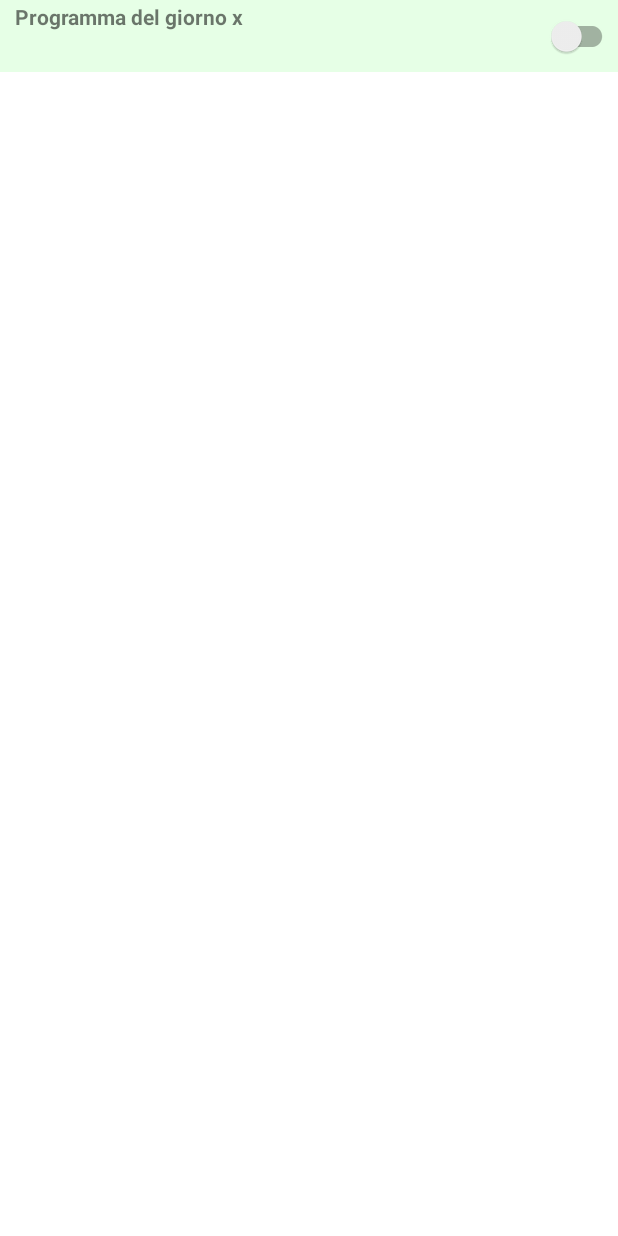
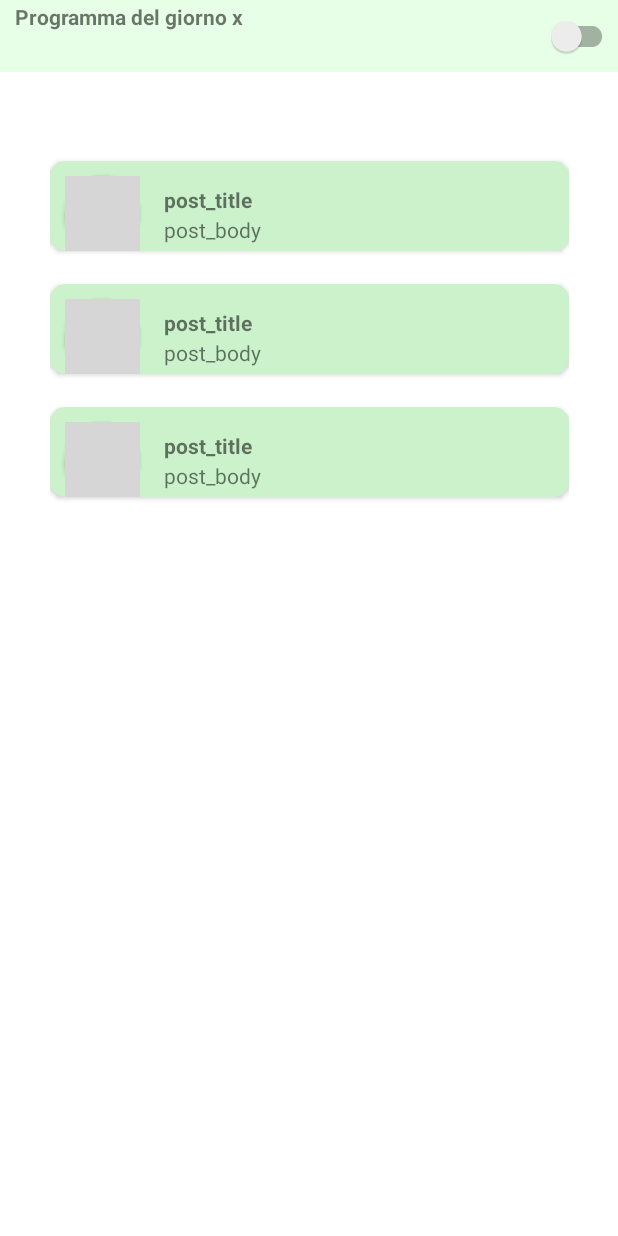
Before and after one commit to Martino-Pistellato/BeKind, an Android app built with Jetpack Compose: the layout fragment_dashboard.xml on its own in the app's theme, with its tools: preview values and no code run, on a phone screen of 412 x 824 dp. Run offline under Robolectric (Android 15) with nearby library versions, the phone set to English and light mode, and no system bars; grey boxes are pictures that could not be loaded.

Commit message:
DashboardFragment seems to work

```diff
--- a/app/src/main/java/com/example/bekind_v2/DataLayer/PostRepository.java
+++ b/app/src/main/java/com/example/bekind_v2/DataLayer/PostRepository.java
@@ -24,16 +24,18 @@ public class PostRepository {
         private String title;
         private String body;
         private String id;
+        private String publisherID;
         @ServerTimestamp
         private Date publishingDate;
 
         public Post() {
         }
 
-        public Post(String title, String body, String id, Date publishingDate) {
+        public Post(String title, String body, String id, String publisherID, Date publishingDate) {
             this.title = title;
             this.body = body;
             this.id = id;
+            this.publisherID = publisherID;
             this.publishingDate = publishingDate;
         }
 
@@ -49,6 +51,10 @@ public class PostRepository {
             return this.id;
         }
 
+        public String getPublisherID() {
+            return this.publisherID;
+        }
+
         public Date getPublishingDate() {
             return this.publishingDate;
         }
@@ -60,14 +66,19 @@ public class PostRepository {
         public void setBody(String body) {
             this.body = body;
         }
+
+        public void setPublishingDate(Date publishingDate) {
+            this.publishingDate = publishingDate;
+        }
     }
     public static void createPost(String title, String body){
         String id =  UUID.randomUUID().toString();
+        String publisherID = UserManager.getUserId();
         Date date = new Date();
         LocalDateTime ldt = LocalDateTime.ofInstant(date.toInstant(), ZoneId.systemDefault());
         date = Date.from(ldt.atZone(ZoneId.systemDefault()).toInstant());
 
-        PostRepository.Post post = new PostRepository.Post(title, body, id, date);
+        PostRepository.Post post = new PostRepository.Post(title, body, id, publisherID, date);
 
         FirebaseFirestore.getInstance().collection("Posts").document(id).set(post); //TODO: make it asynchronous?
     }
--- a/app/src/main/java/com/example/bekind_v2/UILayer/BottomBar.java
+++ b/app/src/main/java/com/example/bekind_v2/UILayer/BottomBar.java
@@ -67,7 +67,7 @@ public class BottomBar extends AppCompatActivity {
         NavigationUI.setupActionBarWithNavController(this, navController, appBarConfiguration);
         NavigationUI.setupWithNavController(binding.navView, navController);
         bottomBarViewModel = new ViewModelProvider(this).get(BottomBarViewModel.class);
-        postsViewModel = new ViewModelProvider(this).get(PostsViewModel.class);
+        Utilities.SharedViewModel.postsViewModel = new ViewModelProvider(this).get(PostsViewModel.class);
         Utilities.SharedViewModel.proposalsViewModel = new ViewModelProvider(this).get(ProposalsViewModel.class);
         Utilities.SharedViewModel.day = LocalDate.now();
         addProposalButton = findViewById(R.id.add_proposal_btn);
@@ -217,7 +217,7 @@ public class BottomBar extends AppCompatActivity {
                                     PostRepository.getPosts(new MyCallback<ArrayList<PostRepository.Post>>() {
                                                 @Override
                                                 public void onCallback(ArrayList<PostRepository.Post> result) {
-                                                    postsViewModel.getPosts().setValue(result);
+                                                    Utilities.SharedViewModel.postsViewModel.getPosts().setValue(result);
                                                 }
                                             }
                                     );
--- a/app/src/main/java/com/example/bekind_v2/UILayer/ui/dashboard/DashboardFragment.java
+++ b/app/src/main/java/com/example/bekind_v2/UILayer/ui/dashboard/DashboardFragment.java
@@ -3,6 +3,7 @@ package com.example.bekind_v2.UILayer.ui.dashboard;
 import android.app.DatePickerDialog;
 import android.content.Context;
 import android.os.Bundle;
+import android.util.Log;
 import android.view.LayoutInflater;
 import android.view.View;
 import android.view.ViewGroup;
@@ -11,14 +12,29 @@ import android.widget.DatePicker;
 import android.widget.TextView;
 
 import androidx.annotation.NonNull;
+import androidx.annotation.Nullable;
 import androidx.appcompat.widget.SwitchCompat;
 import androidx.fragment.app.Fragment;
+import androidx.lifecycle.Observer;
 import androidx.lifecycle.ViewModelProvider;
+import androidx.recyclerview.widget.LinearLayoutManager;
+import androidx.recyclerview.widget.RecyclerView;
 
+import com.example.bekind_v2.DataLayer.PostRepository;
+import com.example.bekind_v2.DataLayer.ProposalRepository;
+import com.example.bekind_v2.DataLayer.UserManager;
 import com.example.bekind_v2.R;
+import com.example.bekind_v2.UILayer.ui.home.HomeViewModel;
+import com.example.bekind_v2.Utilities.MyCallback;
+import com.example.bekind_v2.Utilities.PostRecyclerViewAdapter;
+import com.example.bekind_v2.Utilities.PostsViewModel;
+import com.example.bekind_v2.Utilities.ProposalRecyclerViewAdapter;
 import com.example.bekind_v2.Utilities.ScheduleBar;
+import com.example.bekind_v2.Utilities.Types;
+import com.example.bekind_v2.Utilities.Utilities;
 import com.example.bekind_v2.databinding.FragmentDashboardBinding;
 
+import java.util.ArrayList;
 import java.util.Calendar;
 
 public class DashboardFragment extends Fragment {
@@ -27,14 +43,34 @@ public class DashboardFragment extends Fragment {
 
     public View onCreateView(@NonNull LayoutInflater inflater,
                              ViewGroup container, Bundle savedInstanceState) {
-        DashboardViewModel dashboardViewModel =
-                new ViewModelProvider(this).get(DashboardViewModel.class);
-
+        DashboardViewModel dashboardViewModel = new ViewModelProvider(this).get(DashboardViewModel.class);
         binding = FragmentDashboardBinding.inflate(inflater, container, false);
         View root = binding.getRoot();
 
-        final TextView textView = binding.textDashboard;
-        dashboardViewModel.getText().observe(getViewLifecycleOwner(), textView::setText);
+        RecyclerView recyclerView = root.findViewById(R.id.recycler_view_post);
+        recyclerView.setHasFixedSize(true);
+        recyclerView.setLayoutManager(new LinearLayoutManager(getContext()));
+
+        final Observer<ArrayList<PostRepository.Post>> postObserver = new Observer<ArrayList<PostRepository.Post>>() {
+            @Override
+            public void onChanged(@Nullable final ArrayList<PostRepository.Post> posts) {
+                PostRecyclerViewAdapter adapter = new PostRecyclerViewAdapter(posts, getContext());
+                recyclerView.setAdapter(adapter);
+                adapter.notifyDataSetChanged();
+                Log.e("INSIDE OBSERVER", "something changed");
+            }
+        };
+
+        Utilities.SharedViewModel.postsViewModel.getPosts().observe(getViewLifecycleOwner(), postObserver);
+
+        PostRepository.getPosts(new MyCallback<ArrayList<PostRepository.Post>>() {
+                                    @Override
+                                    public void onCallback(ArrayList<PostRepository.Post> result) {
+                                        Utilities.SharedViewModel.postsViewModel.getPosts().setValue(result);
+                                    }
+                                }
+        );
+
 
         TextView scheduleDate = root.findViewById(R.id.scheduledate_text);
         ScheduleBar.ScheduleDate.setTextDate(scheduleDate);
--- a/app/src/main/java/com/example/bekind_v2/UILayer/ui/home/ProposedFragment.java
+++ b/app/src/main/java/com/example/bekind_v2/UILayer/ui/home/ProposedFragment.java
@@ -46,6 +46,7 @@ public class ProposedFragment extends Fragment {
                 ProposalRecyclerViewAdapter adapter = new ProposalRecyclerViewAdapter(proposed, getContext());
                 recyclerView.setAdapter(adapter);
                 adapter.notifyDataSetChanged();
+                Log.e("PROPOSEd OBS", "something changed in proposed");
             }
         };
 
--- /dev/null
+++ b/app/src/main/java/com/example/bekind_v2/Utilities/PostRecyclerViewAdapter.java
@@ -0,0 +1,61 @@
+package com.example.bekind_v2.Utilities;
+
+import android.content.Context;
+import android.view.LayoutInflater;
+import android.view.View;
+import android.view.ViewGroup;
+import android.widget.ImageView;
+import android.widget.TextView;
+
+import androidx.annotation.NonNull;
+import androidx.constraintlayout.widget.ConstraintLayout;
+import androidx.recyclerview.widget.RecyclerView;
+
+import com.example.bekind_v2.DataLayer.PostRepository;
+import com.example.bekind_v2.R;
+
+import java.util.ArrayList;
+
+public class PostRecyclerViewAdapter extends RecyclerView.Adapter<PostRecyclerViewAdapter.MyViewHolder> {
+    ArrayList<PostRepository.Post> posts;
+    Context context;
+
+    public PostRecyclerViewAdapter(ArrayList<PostRepository.Post> posts, Context context) {
+        this.posts = posts;
+        this.context = context;
+    }
+
+    @NonNull
+    @Override
+    public PostRecyclerViewAdapter.MyViewHolder onCreateViewHolder(@NonNull ViewGroup parent, int viewType) {
+        LayoutInflater inflater = LayoutInflater.from(context);
+        View view = inflater.inflate(R.layout.list_post_element, parent, false);
+
+        return new PostRecyclerViewAdapter.MyViewHolder(view);
+    }
+
+    @Override
+    public void onBindViewHolder(@NonNull PostRecyclerViewAdapter.MyViewHolder holder, int position) {
+        holder.proposal_title.setText(posts.get(position).getTitle());
+        holder.proposal_body.setText(posts.get(position).getBody());
+        ConstraintLayout constraintLayout = holder.itemView.findViewById(R.id.post);
+    }
+
+    @Override
+    public int getItemCount() {
+        return this.posts.size();
+    }
+
+    public class MyViewHolder extends RecyclerView.ViewHolder {
+        ImageView user_profile_pic;
+        TextView proposal_title, proposal_body;
+
+        public MyViewHolder(@NonNull View itemView) {
+            super(itemView);
+
+            user_profile_pic = itemView.findViewById(R.id.user_profile_pic);
+            proposal_title = itemView.findViewById(R.id.post_title);
+            proposal_body = itemView.findViewById(R.id.post_body);
+        }
+    }
+}
--- a/app/src/main/java/com/example/bekind_v2/Utilities/Utilities.java
+++ b/app/src/main/java/com/example/bekind_v2/Utilities/Utilities.java
@@ -8,6 +8,7 @@ import java.util.Date;
 public class Utilities {
     public static class SharedViewModel{
         public static ProposalsViewModel proposalsViewModel;
+        public static PostsViewModel postsViewModel;
         public static LocalDate day = LocalDate.now();
     }
     public static class BetterCalendar {
--- a/app/src/main/res/layout/fragment_dashboard.xml
+++ b/app/src/main/res/layout/fragment_dashboard.xml
@@ -45,20 +45,28 @@
             android:layout_alignParentEnd="true"/>
         <!--android:textOff="Totali"
         android:textOn="Giornaliere"-->
-
     </RelativeLayout>
 
-    <TextView
-        android:id="@+id/text_dashboard"
-        android:layout_width="match_parent"
+    <RelativeLayout
+        android:id="@+id/post_layout"
+        android:layout_width="wrap_content"
         android:layout_height="wrap_content"
-        android:layout_marginStart="8dp"
-        android:layout_marginTop="8dp"
-        android:layout_marginEnd="8dp"
-        android:textAlignment="center"
-        android:textSize="20sp"
         app:layout_constraintBottom_toBottomOf="parent"
         app:layout_constraintEnd_toEndOf="parent"
         app:layout_constraintStart_toStartOf="parent"
-        app:layout_constraintTop_toTopOf="parent" />
+        app:layout_constraintTop_toTopOf="parent">
+
+        <androidx.recyclerview.widget.RecyclerView
+            android:id="@+id/recycler_view_post"
+            android:layout_width="wrap_content"
+            android:layout_height="630dp"
+            app:layout_constraintBottom_toBottomOf="parent"
+            app:layout_constraintTop_toTopOf="parent"
+            app:layout_constraintLeft_toLeftOf="parent"
+            app:layout_constraintRight_toRightOf="parent"
+            tools:listitem="@layout/list_post_element">
+        </androidx.recyclerview.widget.RecyclerView>
+    </RelativeLayout>
+
+
 </androidx.constraintlayout.widget.ConstraintLayout>
--- /dev/null
+++ b/app/src/main/res/layout/list_post_element.xml
@@ -0,0 +1,133 @@
+<?xml version="1.0" encoding="utf-8"?>
+<androidx.constraintlayout.widget.ConstraintLayout xmlns:android="http://schemas.android.com/apk/res/android"
+    xmlns:tools="http://schemas.android.com/tools"
+    android:layout_width="wrap_content"
+    android:layout_height="wrap_content"
+    android:layout_gravity="center_horizontal"
+    android:layout_marginTop="-2dp"
+    xmlns:app="http://schemas.android.com/apk/res-auto">
+
+    <androidx.cardview.widget.CardView
+        android:id="@+id/cardView"
+        android:layout_width="wrap_content"
+        android:layout_height="wrap_content"
+        android:layout_marginTop="12dp"
+        android:layout_marginBottom="12dp"
+        app:cardCornerRadius="10dp"
+        app:layout_constraintBottom_toBottomOf="parent"
+        app:layout_constraintEnd_toEndOf="parent"
+        app:layout_constraintStart_toStartOf="parent"
+        app:layout_constraintTop_toTopOf="parent"
+        app:cardBackgroundColor="#cbf2cb"
+        android:clipToPadding="false"
+        android:clickable="true">
+
+        <androidx.constraintlayout.widget.ConstraintLayout
+            android:id="@+id/post"
+            android:layout_width="346dp"
+            android:layout_height="wrap_content"
+            android:clickable="true"
+            android:visibility="visible">
+
+            <androidx.cardview.widget.CardView
+                android:id="@+id/thumb"
+                android:layout_width="wrap_content"
+                android:layout_height="wrap_content"
+                android:layout_marginLeft="10dp"
+                android:layout_marginTop="10dp"
+                app:cardCornerRadius="100dp"
+                app:layout_constraintLeft_toLeftOf="parent"
+                app:layout_constraintTop_toTopOf="parent"
+                tools:cardElevation="5dp">
+
+                <ImageView
+                    android:id="@+id/user_profile_pic"
+                    android:layout_width="50dp"
+                    android:layout_height="50dp"
+                    tools:srcCompat="@tools:sample/avatars" />
+            </androidx.cardview.widget.CardView>
+
+            <TextView
+                android:id="@+id/post_title"
+                android:layout_width="wrap_content"
+                android:layout_height="wrap_content"
+                android:layout_marginStart="16dp"
+                android:gravity="center"
+                android:lines="3"
+                android:text="post_title"
+                android:textStyle="bold"
+                app:layout_constraintBaseline_toTopOf="parent"
+                app:layout_constraintLeft_toRightOf="@id/thumb"
+                app:layout_constraintStart_toEndOf="@id/thumb"
+                tools:layout_editor_absoluteY="-7dp" />
+
+            <TextView
+                android:id="@+id/post_body"
+                android:layout_width="wrap_content"
+                android:layout_height="wrap_content"
+                android:layout_marginStart="16dp"
+                android:gravity="center"
+                android:text="post_body"
+                app:layout_constraintBaseline_toBottomOf="@id/post_title"
+                app:layout_constraintLeft_toRightOf="@id/thumb"
+                app:layout_constraintStart_toEndOf="@id/thumb"
+                tools:layout_editor_absoluteY="49dp" />
+
+        </androidx.constraintlayout.widget.ConstraintLayout>
+
+    </androidx.cardview.widget.CardView>
+
+    <LinearLayout
+        android:id="@+id/buttons_container_recycler_otherpost"
+        android:layout_width="match_parent"
+        android:layout_height="wrap_content"
+        android:layout_below="@+id/cardView"
+        android:orientation="horizontal"
+        android:visibility="gone"
+        app:layout_constraintEnd_toEndOf="parent"
+        app:layout_constraintStart_toStartOf="parent"
+        app:layout_constraintTop_toBottomOf="@id/cardView">
+
+        <Button
+            android:id="@+id/flag_button"
+            android:layout_width="wrap_content"
+            android:layout_height="wrap_content"
+            android:text="Flag" />
+
+    </LinearLayout>
+
+    <LinearLayout
+        android:id="@+id/buttons_container_recycler_mypost"
+        android:layout_width="match_parent"
+        android:layout_height="wrap_content"
+        android:layout_below="@+id/cardView"
+        android:orientation="horizontal"
+        android:visibility="gone"
+        android:weightSum="2.2"
+        app:layout_constraintEnd_toEndOf="parent"
+        app:layout_constraintStart_toStartOf="parent"
+        app:layout_constraintTop_toBottomOf="@id/cardView">
+
+        <Button
+            android:id="@+id/cancel_button"
+            android:layout_width="0dp"
+            android:layout_height="wrap_content"
+            android:layout_marginStart="10dp"
+            android:layout_weight="1"
+            android:text="Delete"/>
+
+        <Space
+            android:layout_width="0dp"
+            android:layout_height="wrap_content"
+            android:layout_weight="0.1" />
+
+        <Button
+            android:id="@+id/change_button"
+            android:layout_width="0dp"
+            android:layout_height="wrap_content"
+            android:layout_weight="1"
+            android:text="Edit"/>
+
+    </LinearLayout>
+
+</androidx.constraintlayout.widget.ConstraintLayout>
```
